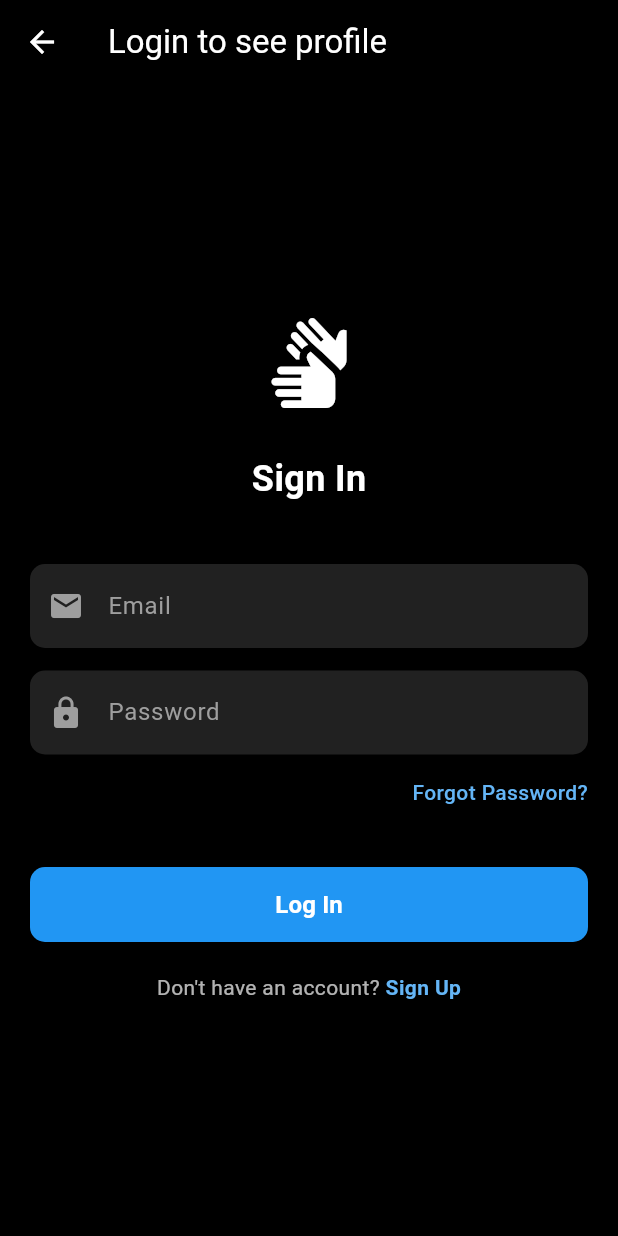
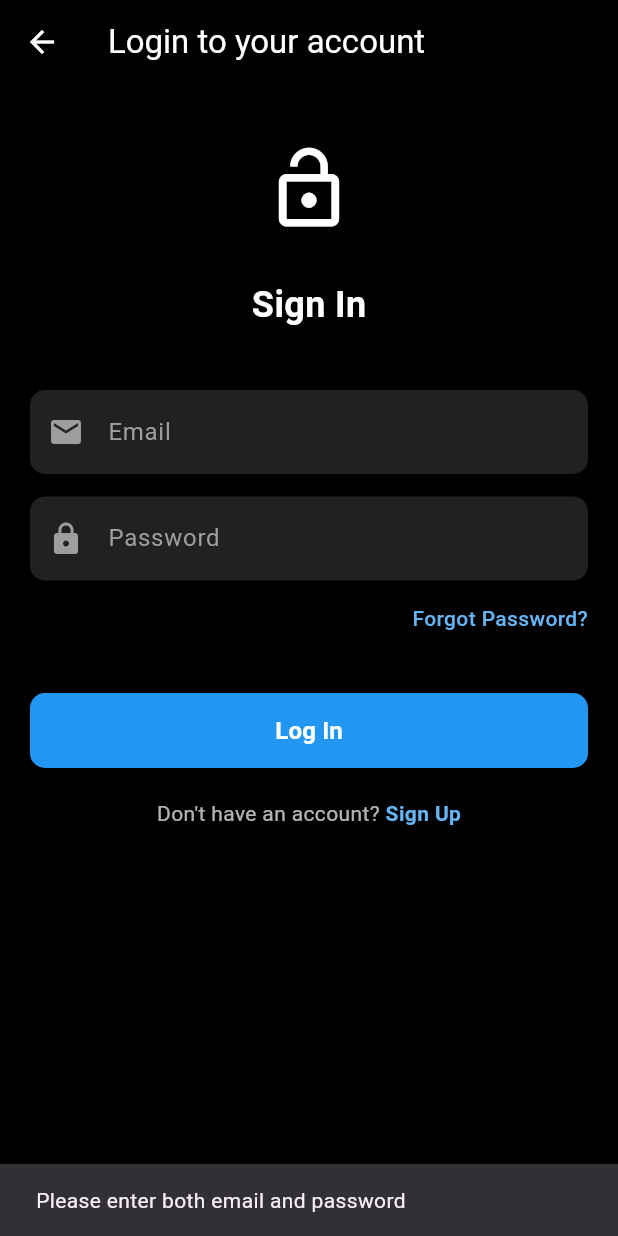
Before and after one commit to Legend0fHell/isle-mobile, a Flutter app: the screen it shows after launch, item 2 of the bottom bar chosen, after a tap on "Log In", on a phone screen of 412 x 824 dp. Run offline on Flutter 3.47's test engine with Material 3 defaults, Android fonts, the light colour scheme and no system bars; our stand-ins replace camera, flutter_dotenv, flutter_secure_storage, flutter_spinkit, permission_handler; missing offline and left inert: mongo_dart, tflite_flutter.

Commit message:
fix login and database

```diff
--- a/lib/providers/auth_provider.dart
+++ b/lib/providers/auth_provider.dart
@@ -47,12 +47,20 @@ class AuthProvider with ChangeNotifier {
       } else {
         _errorMessage = result['message'];
         _isLoading = false;
+
+        print("login failed");
+        print(_errorMessage);
+
         notifyListeners();
         return false;
       }
     } catch (e) {
       _errorMessage = e.toString();
       _isLoading = false;
+
+      print("login catch error");
+      print(_errorMessage);
+
       notifyListeners();
       return false;
     }
--- a/lib/screens/detection_screen.dart
+++ b/lib/screens/detection_screen.dart
@@ -332,7 +332,11 @@ class _DetectionScreenState extends State<DetectionScreen>
 
     double contextWidth = MediaQuery.of(context).size.width;
 
-    return Column(
+    return Text(
+      "idle"
+    );
+
+    /*return Column(
       children: [
         Expanded(
           flex: 3,
@@ -567,7 +571,7 @@ class _DetectionScreenState extends State<DetectionScreen>
           ),
         ),
       ],
-    );
+    ); */
   }
 
   Widget _buildPermissionRequest() {
--- a/lib/screens/login.dart
+++ /dev/null
@@ -1,119 +0,0 @@
-import 'package:flutter/material.dart';
-
-class LoginScreen extends StatelessWidget {
-  const LoginScreen({super.key});
-
-  @override
-  Widget build(BuildContext context) {
-    return Scaffold(
-      appBar: AppBar(
-        backgroundColor: Colors.black,
-        title: const Text('Login to see profile', style: TextStyle(color: Colors.white)),
-        iconTheme: const IconThemeData(color: Colors.white),
-      ),
-      backgroundColor: Colors.black,
-      body: Padding(
-        padding: const EdgeInsets.all(20.0),
-        child: Column(
-          mainAxisAlignment: MainAxisAlignment.center,
-          children: [
-            const Icon(
-              Icons.sign_language,
-              size: 60,
-              color: Colors.white,
-            ),
-            const SizedBox(height: 30),
-            const Text(
-              'Sign In',
-              style: TextStyle(
-                fontSize: 24,
-                fontWeight: FontWeight.bold,
-                color: Colors.white,
-              ),
-            ),
-            const SizedBox(height: 40),
-            TextField(
-              style: const TextStyle(color: Colors.white),
-              decoration: InputDecoration(
-                hintText: 'Email',
-                hintStyle: TextStyle(color: Colors.grey.shade500),
-                filled: true,
-                fillColor: Colors.grey.shade900,
-                border: OutlineInputBorder(
-                  borderRadius: BorderRadius.circular(10),
-                  borderSide: BorderSide.none,
-                ),
-                prefixIcon: const Icon(Icons.email, color: Colors.grey),
-              ),
-            ),
-            const SizedBox(height: 15),
-            TextField(
-              obscureText: true,
-              style: const TextStyle(color: Colors.white),
-              decoration: InputDecoration(
-                hintText: 'Password',
-                hintStyle: TextStyle(color: Colors.grey.shade500),
-                filled: true,
-                fillColor: Colors.grey.shade900,
-                border: OutlineInputBorder(
-                  borderRadius: BorderRadius.circular(10),
-                  borderSide: BorderSide.none,
-                ),
-                prefixIcon: const Icon(Icons.lock, color: Colors.grey),
-              ),
-            ),
-            const SizedBox(height: 15),
-            Row(
-              mainAxisAlignment: MainAxisAlignment.end,
-              children: [
-                Text(
-                  'Forgot Password?',
-                  style: TextStyle(
-                    color: Colors.blue.shade300,
-                    fontWeight: FontWeight.w500,
-                  ),
-                ),
-              ],
-            ),
-            const SizedBox(height: 40),
-            ElevatedButton(
-              onPressed: () {},
-              style: ElevatedButton.styleFrom(
-                backgroundColor: Colors.blue,
-                minimumSize: const Size.fromHeight(50),
-                shape: RoundedRectangleBorder(
-                  borderRadius: BorderRadius.circular(10),
-                ),
-              ),
-              child: const Text(
-                'Log In',
-                style: TextStyle(
-                  fontSize: 16,
-                  fontWeight: FontWeight.bold,
-                  color: Colors.white,
-                ),
-              ),
-            ),
-            const SizedBox(height: 20),
-            Row(
-              mainAxisAlignment: MainAxisAlignment.center,
-              children: [
-                const Text(
-                  'Don\'t have an account? ',
-                  style: TextStyle(color: Colors.white70),
-                ),
-                Text(
-                  'Sign Up',
-                  style: TextStyle(
-                    color: Colors.blue.shade300,
-                    fontWeight: FontWeight.bold,
-                  ),
-                ),
-              ],
-            ),
-          ],
-        ),
-      ),
-    );
-  }
-}
--- /dev/null
+++ b/lib/screens/login_screen.dart
@@ -0,0 +1,200 @@
+import 'package:flutter/material.dart';
+import './register_screen.dart';
+import 'package:provider/provider.dart';
+import '../providers/auth_provider.dart';
+
+class LoginScreen extends StatefulWidget {
+  const LoginScreen({super.key});
+
+  @override
+  State<LoginScreen> createState() => _LoginScreenState();
+}
+
+class _LoginScreenState extends State<LoginScreen> {
+  final TextEditingController _emailController = TextEditingController();
+  final TextEditingController _passwordController = TextEditingController();
+  bool _isLoading = false;
+
+  @override
+  void dispose() {
+    _emailController.dispose();
+    _passwordController.dispose();
+    super.dispose();
+  }
+
+  Future<void> _handleLogin() async {
+    if (_emailController.text.trim().isEmpty || _passwordController.text.isEmpty) {
+      ScaffoldMessenger.of(context).showSnackBar(
+        const SnackBar(content: Text('Please enter both email and password')),
+      );
+      return;
+    }
+
+    setState(() {
+      _isLoading = true;
+    });
+
+    try {
+      print(_emailController.text.trim());
+      print(_passwordController.text);
+      final authProvider = Provider.of<AuthProvider>(context, listen: false);
+      final success = await authProvider.login(
+        _emailController.text.trim(),
+        _passwordController.text,
+      );
+
+      if (success && mounted) {
+        // Navigate to home screen or main app screen after successful login
+        // Example: Navigator.pushReplacementNamed(context, '/home');
+      } else if (mounted) {
+        ScaffoldMessenger.of(context).showSnackBar(
+          const SnackBar(content: Text('Login failed. Please check your credentials.')),
+        );
+      }
+    } catch (e) {
+      if (mounted) {
+        ScaffoldMessenger.of(context).showSnackBar(
+          SnackBar(content: Text('Error: ${e.toString()}')),
+        );
+      }
+    } finally {
+      if (mounted) {
+        setState(() {
+          _isLoading = false;
+        });
+      }
+    }
+  }
+
+  @override
+  Widget build(BuildContext context) {
+    return Scaffold(
+      appBar: AppBar(
+        backgroundColor: Colors.black,
+        title: const Text('Login to your account', style: TextStyle(color: Colors.white)),
+        iconTheme: const IconThemeData(color: Colors.white),
+      ),
+      backgroundColor: Colors.black,
+      body: Padding(
+        padding: const EdgeInsets.all(20.0),
+        child: SingleChildScrollView(
+          child: Column(
+            mainAxisAlignment: MainAxisAlignment.center,
+            children: [
+              const SizedBox(height: 20),
+              const Icon(
+                Icons.lock_open,
+                size: 60,
+                color: Colors.white,
+              ),
+              const SizedBox(height: 30),
+              const Text(
+                'Sign In',
+                style: TextStyle(
+                  fontSize: 24,
+                  fontWeight: FontWeight.bold,
+                  color: Colors.white,
+                ),
+              ),
+              const SizedBox(height: 40),
+              TextField(
+                controller: _emailController,
+                style: const TextStyle(color: Colors.white),
+                decoration: InputDecoration(
+                  hintText: 'Email',
+                  hintStyle: TextStyle(color: Colors.grey.shade500),
+                  filled: true,
+                  fillColor: Colors.grey.shade900,
+                  border: OutlineInputBorder(
+                    borderRadius: BorderRadius.circular(10),
+                    borderSide: BorderSide.none,
+                  ),
+                  prefixIcon: const Icon(Icons.email, color: Colors.grey),
+                ),
+                keyboardType: TextInputType.emailAddress,
+              ),
+              const SizedBox(height: 15),
+              TextField(
+                controller: _passwordController,
+                obscureText: true,
+                style: const TextStyle(color: Colors.white),
+                decoration: InputDecoration(
+                  hintText: 'Password',
+                  hintStyle: TextStyle(color: Colors.grey.shade500),
+                  filled: true,
+                  fillColor: Colors.grey.shade900,
+                  border: OutlineInputBorder(
+                    borderRadius: BorderRadius.circular(10),
+                    borderSide: BorderSide.none,
+                  ),
+                  prefixIcon: const Icon(Icons.lock, color: Colors.grey),
+                ),
+                onSubmitted: (_) => _handleLogin(),
+              ),
+              const SizedBox(height: 15),
+              Row(
+                mainAxisAlignment: MainAxisAlignment.end,
+                children: [
+                  Text(
+                    'Forgot Password?',
+                    style: TextStyle(
+                      color: Colors.blue.shade300,
+                      fontWeight: FontWeight.w500,
+                    ),
+                  ),
+                ],
+              ),
+              const SizedBox(height: 40),
+              ElevatedButton(
+                onPressed: _isLoading ? null : _handleLogin,
+                style: ElevatedButton.styleFrom(
+                  backgroundColor: Colors.blue,
+                  minimumSize: const Size.fromHeight(50),
+                  shape: RoundedRectangleBorder(
+                    borderRadius: BorderRadius.circular(10),
+                  ),
+                ),
+                child: _isLoading
+                    ? const CircularProgressIndicator(color: Colors.white)
+                    : const Text(
+                  'Log In',
+                  style: TextStyle(
+                    fontSize: 16,
+                    fontWeight: FontWeight.bold,
+                    color: Colors.white,
+                  ),
+                ),
+              ),
+              const SizedBox(height: 20),
+              Row(
+                mainAxisAlignment: MainAxisAlignment.center,
+                children: [
+                  const Text(
+                    'Don\'t have an account? ',
+                    style: TextStyle(color: Colors.white70),
+                  ),
+                  GestureDetector(
+                    onTap: () {
+                      Navigator.push(
+                        context,
+                        MaterialPageRoute(builder: (context) => const RegisterScreen()),
+                      );
+                    },
+                    child: Text(
+                      'Sign Up',
+                      style: TextStyle(
+                        color: Colors.blue.shade300,
+                        fontWeight: FontWeight.bold,
+                      ),
+                    ),
+                  ),
+                ],
+              ),
+              const SizedBox(height: 20),
+            ],
+          ),
+        ),
+      ),
+    );
+  }
+}
--- a/lib/services/mongodb_service.dart
+++ b/lib/services/mongodb_service.dart
@@ -19,7 +19,7 @@ class MongoDBService {
       // Get MongoDB URI from environment variables
       final mongoUri =
           dotenv.env['MONGODB_URI'] ??
-          'mongodb://localhost:27017/sign_language_app';
+              'mongodb://localhost:27017/sign_language_app';
 
       _db = await Db.create(mongoUri);
       await _db.open();
```
Also changed, not shown: lib/main.dart (+5 -5 lines), lib/screens/about_screen.dart (renamed from lib/screens/about.dart), lib/screens/learn_screen.dart (renamed from lib/screens/learn.dart), lib/screens/notifications_screen.dart (renamed from lib/screens/notifications.dart), lib/screens/progress_screen.dart (renamed from lib/screens/progress.dart), pubspec.lock, 1 other file.
